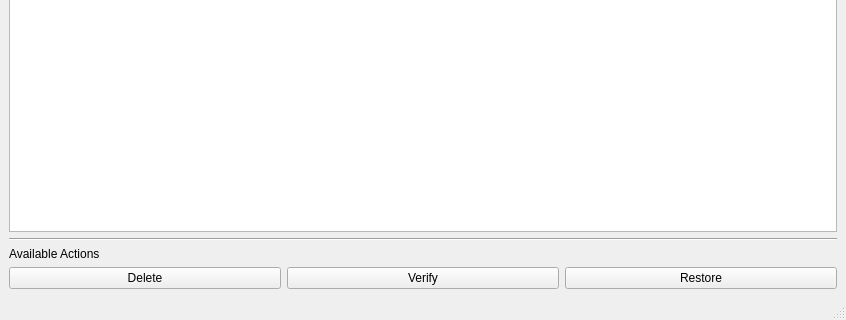
First picture: the form in mainwindow.ui, repository louis-langholtz/time-machine-helper, before the edit; both pictures show x 0 to 846 and y 280 to 600 of the 846 by 600 pixel window.
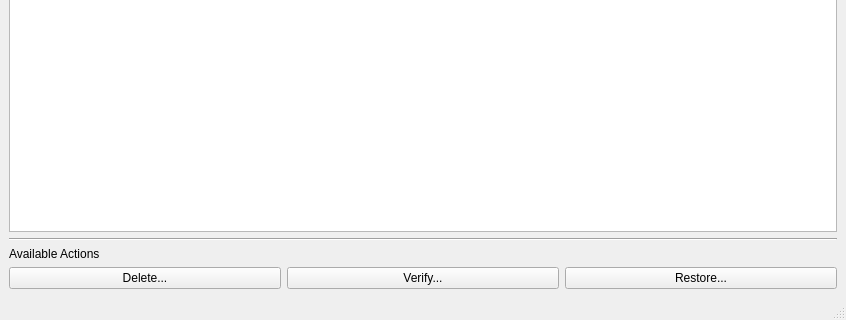
Second picture: the form after the edit.

Commit message: Updates support for QPushButton used for actions

```diff
--- a/mainwindow.ui
+++ b/mainwindow.ui
@@ -211,21 +211,21 @@
         <item>
          <widget class="QPushButton" name="deletingPushButton">
           <property name="text">
-           <string>Delete</string>
+           <string>Delete...</string>
           </property>
          </widget>
         </item>
         <item>
          <widget class="QPushButton" name="verifyingPushButton">
           <property name="text">
-           <string>Verify</string>
+           <string>Verify...</string>
           </property>
          </widget>
         </item>
         <item>
          <widget class="QPushButton" name="restoringPushButton">
           <property name="text">
-           <string>Restore</string>
+           <string>Restore...</string>
           </property>
          </widget>
         </item>
```
Left out of the diff: 9 changed lines with no effect on the pictures. The commit also changes 2 other files.
